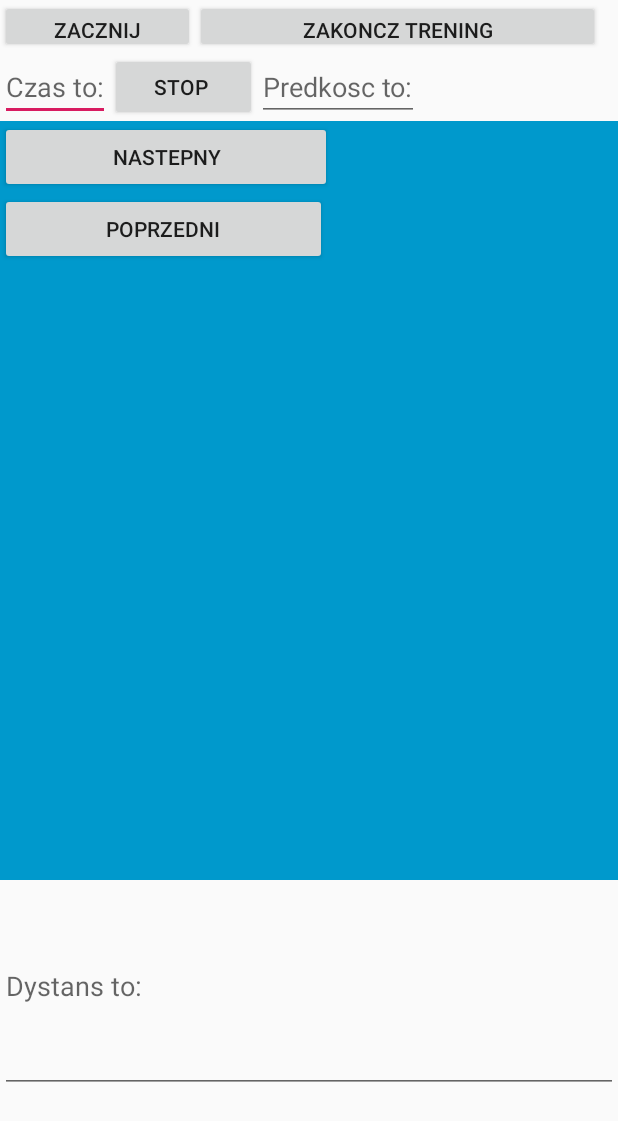
After one commit to krzychurogs/Challenge, an Android app: the fragment FragmentChoiceRoad placed in its activity, on a phone screen of 412 x 824 dp. The commit adds this screen. Shown: the top 1121 px of the screen. Run offline under Robolectric (Android 15) with nearby library versions, the phone set to English and light mode, and no system bars; our stand-ins replace Firebase (no records; nobody signed in at launch, a user with empty details on screens opened directly); libraries missing offline, so code that uses them is left out: com.directions.route, com.firebase.geofire.

Commit message:
working on road

```diff
--- /dev/null
+++ b/app/src/main/java/com/example/challenge/FragmentChoiceRoad.java
@@ -0,0 +1,123 @@
+package com.example.challenge;
+
+import android.content.Context;
+import android.content.pm.PackageManager;
+import android.graphics.Color;
+import android.location.Location;
+import android.os.Bundle;
+import android.util.Log;
+import android.view.LayoutInflater;
+import android.view.View;
+import android.view.ViewGroup;
+import android.widget.Button;
+import android.widget.ImageView;
+import android.widget.TextView;
+
+import androidx.annotation.NonNull;
+import androidx.annotation.Nullable;
+import androidx.core.app.ActivityCompat;
+import androidx.fragment.app.Fragment;
+import androidx.fragment.app.FragmentTransaction;
+
+import com.google.android.gms.common.ConnectionResult;
+import com.google.android.gms.common.api.GoogleApiClient;
+import com.google.android.gms.location.LocationRequest;
+import com.google.android.gms.location.LocationServices;
+import com.google.android.gms.maps.CameraUpdateFactory;
+import com.google.android.gms.maps.GoogleMap;
+import com.google.android.gms.maps.OnMapReadyCallback;
+import com.google.android.gms.maps.SupportMapFragment;
+import com.google.android.gms.maps.model.LatLng;
+import com.google.android.gms.maps.model.Polygon;
+import com.google.android.gms.maps.model.PolygonOptions;
+import com.google.android.gms.maps.model.Polyline;
+import com.google.android.gms.maps.model.PolylineOptions;
+import com.google.firebase.auth.FirebaseAuth;
+import com.google.firebase.database.DataSnapshot;
+import com.google.firebase.database.DatabaseError;
+import com.google.firebase.database.DatabaseReference;
+import com.google.firebase.database.FirebaseDatabase;
+import com.google.firebase.database.ValueEventListener;
+import com.google.firebase.firestore.auth.User;
+
+import java.util.ArrayList;
+import java.util.Iterator;
+import java.util.List;
+
+public class FragmentChoiceRoad extends Fragment {
+    DatabaseReference reff;
+    private FirebaseAuth mAuth;
+    private GoogleMap mMap;
+    GoogleApiClient mGoogleApiClient;
+    Location mLastLocation;
+    LocationRequest mLocationRequest;
+    Location flocation;
+    private FragmentChoiceRoadListener listener;
+    Button next,back;
+    TextView textdistance,textspeed;
+    private LatLng lastKnownLatLng;
+    List<String>listofplace=new ArrayList<String>();
+    List<String>distancelist=new ArrayList<String>();
+    private Polyline gpsTrack;
+    List<String>speedlist=new ArrayList<String>();
+    List<String>listofeachtrainingwaypoint=new ArrayList<>();
+    public static int counttrain;
+    List<LatLng> points ;
+
+
+    public interface FragmentChoiceRoadListener{
+        void onInputSent(CharSequence input);
+    }
+    @Nullable
+    @Override
+    public View onCreateView(@NonNull LayoutInflater inflater, @Nullable final ViewGroup container, @Nullable Bundle savedInstanceState) {
+        mAuth = FirebaseAuth.getInstance();
+        String user_id = mAuth.getCurrentUser().getUid();
+
+
+        final View root = inflater.inflate(R.layout.fragment_fragment_choice_road, container, false);
+        next=(Button)root.findViewById(R.id.nextTraining);
+        back=(Button)root.findViewById(R.id.backTraining);
+        next.setOnClickListener(new View.OnClickListener() {
+            @Override
+            public void onClick(View view) {
+                FragmentRoad roadfragment=new FragmentRoad();
+                FragmentTransaction transaction=getFragmentManager().beginTransaction();
+                transaction.replace(R.id.drawer,roadfragment);
+                transaction.commit();
+            }
+        });
+
+
+
+        return root;
+
+    }
+
+
+
+
+
+
+
+
+
+    @Override
+    public void onAttach(@NonNull Context context) {
+        super.onAttach(context);
+        if(context instanceof FragmentChoiceRoadListener){
+            listener= (FragmentChoiceRoadListener) context;
+
+        }
+        else {
+            throw new RuntimeException(context.toString()+" trzeba implementowac Listnera");
+        }
+    }
+
+    @Override
+    public void onDetach() {
+        super.onDetach();
+        listener=null;
+    }
+
+}
--- /dev/null
+++ b/app/src/main/res/layout/fragment_fragment_choice_road.xml
@@ -0,0 +1,28 @@
+<?xml version="1.0" encoding="utf-8"?>
+<LinearLayout xmlns:android="http://schemas.android.com/apk/res/android"
+    xmlns:map="http://schemas.android.com/apk/res-auto"
+    xmlns:tools="http://schemas.android.com/tools"
+    android:layout_width="match_parent"
+    android:layout_height="match_parent"
+    android:background="@android:color/holo_blue_dark"
+
+    android:orientation="vertical">
+
+
+
+
+
+    <Button
+        android:id="@+id/nextTraining"
+        android:layout_width="221dp"
+        android:layout_height="wrap_content"
+        android:text="Nastepny" />
+
+    <Button
+        android:id="@+id/backTraining"
+        android:layout_width="218dp"
+        android:layout_height="wrap_content"
+        android:text="Poprzedni" />
+
+
+</LinearLayout>
--- a/app/src/main/res/menu/menu_item.xml
+++ b/app/src/main/res/menu/menu_item.xml
@@ -5,6 +5,9 @@
         android:icon="@drawable/ic_account_box_black_24dp"/>
     <item android:id="@+id/nevhistory"
         android:title="Historia"
+        android:icon="@drawable/ic_settings_applications_black_24dp"/>
+    <item android:id="@+id/nevChoiceRoad"
+        android:title="Wybór trasy"
         android:icon="@drawable/ic_settings_applications_black_24dp"/>
     <item android:id="@+id/nevRoads"
         android:title="Trasy"
```
Also changed, not shown: app/src/main/java/com/example/challenge/CustomerMapActivity.java (+7 -1 lines), app/src/main/java/com/example/challenge/FragmentRoad.java (+94 -12 lines).
